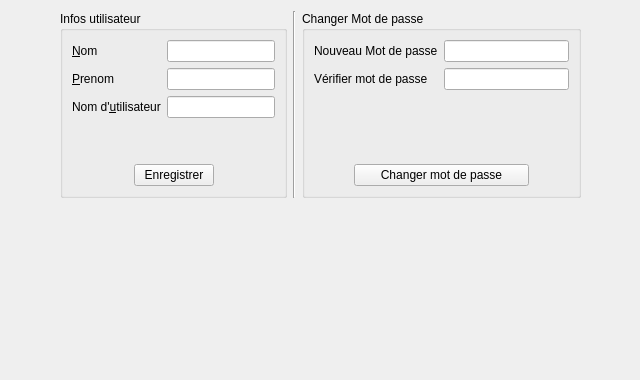
Before: the Qt Designer form DPricer/presentation/Designer-Files/Parametres.ui in Mero89/Pricing-Application, drawn with Qt 5.
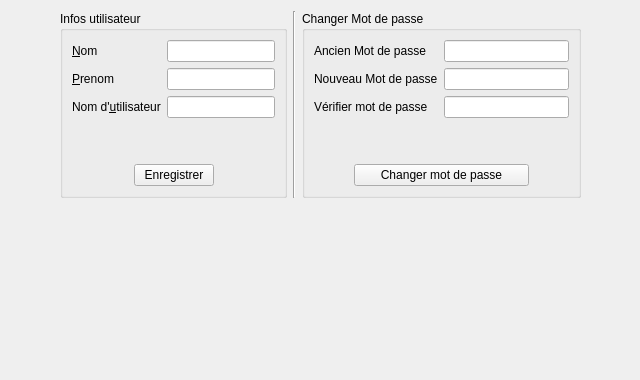
After: the same form once the commit is applied.

Commit message: 1. Settings screen completed

Patch:
```diff
--- a/DPricer/presentation/Designer-Files/Parametres.ui
+++ b/DPricer/presentation/Designer-Files/Parametres.ui
@@ -176,34 +176,44 @@
        <layout class="QVBoxLayout" name="verticalLayout_3">
         <item>
          <layout class="QFormLayout" name="formLayout_2">
-          <item row="0" column="0">
+          <item row="1" column="0">
            <widget class="QLabel" name="nouveauMotDePasseLabel">
             <property name="text">
              <string>Nouveau Mot de passe</string>
             </property>
            </widget>
           </item>
-          <item row="0" column="1">
+          <item row="1" column="1">
            <widget class="QLineEdit" name="nouveauMotDePasseLineEdit">
             <property name="echoMode">
              <enum>QLineEdit::Password</enum>
             </property>
            </widget>
           </item>
-          <item row="1" column="0">
+          <item row="2" column="0">
            <widget class="QLabel" name="vRifierMotDePasseLabel">
             <property name="text">
              <string>Vérifier mot de passe</string>
             </property>
            </widget>
           </item>
-          <item row="1" column="1">
-           <widget class="QLineEdit" name="vRifierMotDePasseLineEdit">
+          <item row="2" column="1">
+           <widget class="QLineEdit" name="verifierMotDePasseLineEdit">
             <property name="echoMode">
              <enum>QLineEdit::Password</enum>
             </property>
            </widget>
           </item>
+          <item row="0" column="0">
+           <widget class="QLabel" name="ancienMotDePasseLabel">
+            <property name="text">
+             <string>Ancien Mot de passe</string>
+            </property>
+           </widget>
+          </item>
+          <item row="0" column="1">
+           <widget class="QLineEdit" name="ancienMotDePasseLineEdit"/>
+          </item>
          </layout>
         </item>
         <item>
```
Left out of the diff: 10 changed lines with no effect on the pictures. The commit also changes 4 other files.
